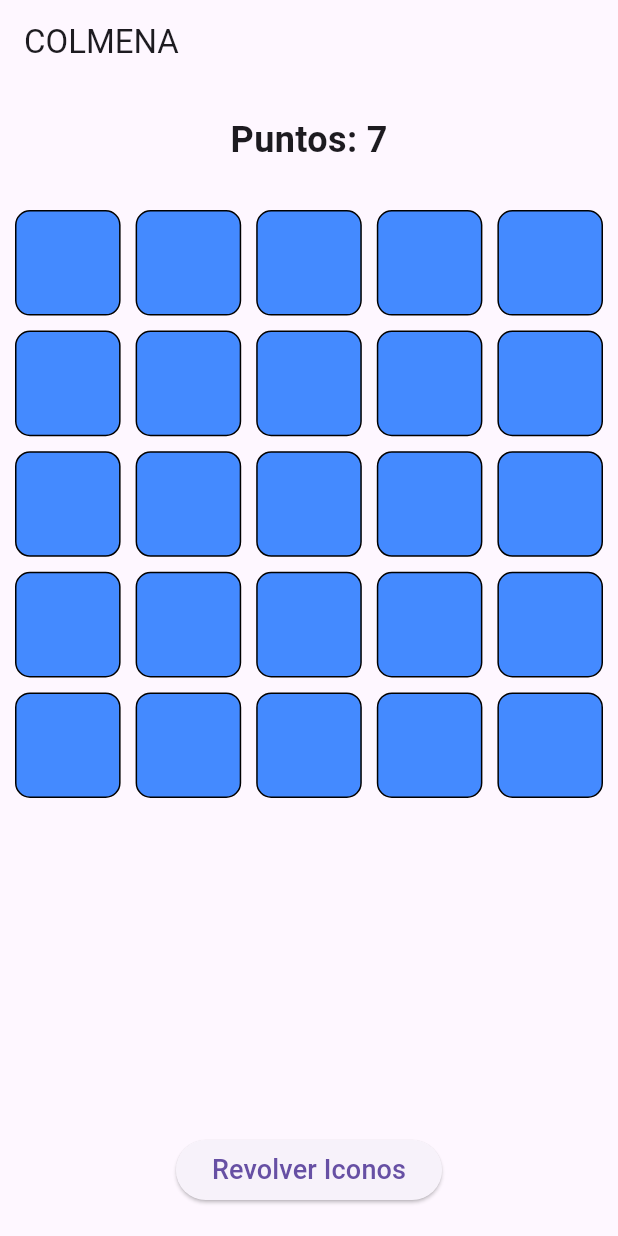
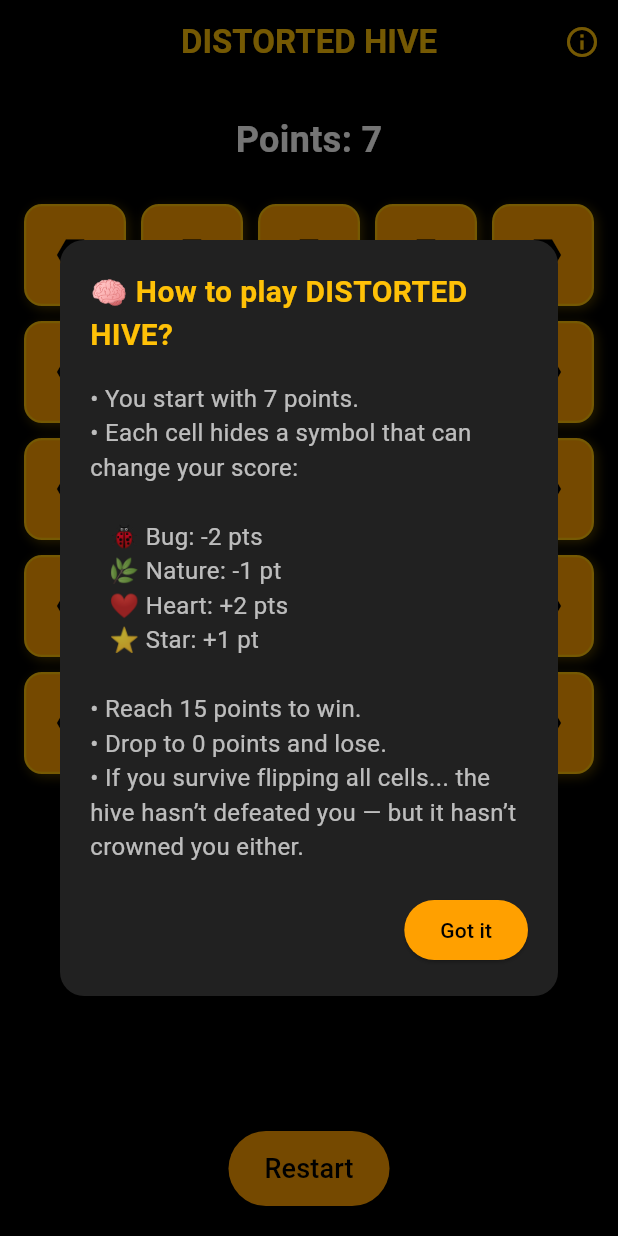
Before and after one commit to fatimacm/distorted_hive, a Flutter app: the screen it shows after launch, on a phone screen of 412 x 824 dp. Run offline on Flutter 3.47's test engine with Material 3 defaults, Android fonts, the light colour scheme and no system bars.

Commit message:
Refactor: Improved game logic and UI polish.

```diff
--- a/lib/main.dart
+++ b/lib/main.dart
@@ -9,79 +9,260 @@ class MyApp extends StatelessWidget {
   @override
   Widget build(BuildContext context) {
     return MaterialApp(
-      title: 'Flutter COLMENA',
+      title: 'DISTORTED HIVE',
       theme: ThemeData(
-        primarySwatch: Colors.blue,
-        visualDensity: VisualDensity.adaptivePlatformDensity,
+        brightness: Brightness.dark,
+        scaffoldBackgroundColor: Colors.black,
+        fontFamily: 'Roboto',
       ),
-      home: MyTablero(),
+      home: HiveBoard(),
+      debugShowCheckedModeBanner: false,
     );
   }
 }
 
-class MyTablero extends StatefulWidget {
+class HiveBoard extends StatefulWidget {
   @override
-  _MyTableroState createState() => _MyTableroState();
+  _HiveBoardState createState() => _HiveBoardState();
 }
 
-class _MyTableroState extends State<MyTablero> {
+class _HiveBoardState extends State<HiveBoard> {
   final List<IconData> _icons = [
     Icons.bug_report,
     Icons.emoji_nature,
-    Icons.pest_control,
-    Icons.favorite, // Ícono de un corazón
+    Icons.favorite,
+    Icons.star,
   ];
-  List<bool> _flippedStates = List.generate(25, (index) => false);
-  int _points = 7; // Inicializar el contador de puntos en 7
-  bool _gameOver = false; // Bandera para indicar el estado de juego terminado
+
+  List<bool> _flippedStates = List.generate(25, (_) => false);
+  int _points = 7;
+  bool _gameOver = false;
+  String _message = '';
+  late List<IconData> _assignedIcons;
 
   @override
   void initState() {
     super.initState();
-    _shuffleIcons(); // Barajar los íconos al cargar inicialmente
+    _assignIcons();
+    WidgetsBinding.instance.addPostFrameCallback((_) => _showInstructionsModal());
+  }
+
+  void _assignIcons() {
+    final random = Random();
+    _assignedIcons = List.generate(25, (_) => _icons[random.nextInt(_icons.length)]);
+  }
+
+  void _flipCell(int index) {
+    if (_flippedStates[index]) return;
+
+    setState(() {
+      _flippedStates[index] = true;
+      final icon = _assignedIcons[index];
+      _updatePoints(icon);
+
+      if (_flippedStates.every((flipped) => flipped)) {
+        if (_points > 0 && !_gameOver) {
+          _gameOver = true;
+          _message = '🐝 Silent Victory! You survived the hive... but at what cost?';
+          _showGameOverModal();
+        }
+      }
+    });
+  }
+
+  void _updatePoints(IconData icon) {
+    if (_gameOver) return;
+
+    if (icon == Icons.bug_report) {
+      _points -= 2;
+    } else if (icon == Icons.emoji_nature) {
+      _points -= 1;
+    } else if (icon == Icons.favorite) {
+      _points += 2;
+    } else if (icon == Icons.star) {
+      _points += 1;
+    }
+
+    if (_points <= 0) {
+      _points = 0;
+      _gameOver = true;
+      _message = '🐝 The hive consumed you.';
+      _showGameOverModal();
+    } else if (_points >= 15) {
+      _points = 15;
+      _gameOver = true;
+      _message = '👑 You ruled the hive.';
+      _showGameOverModal();
+    }
+  }
+
+  void _restartGame() {
+    setState(() {
+      _flippedStates = List.generate(25, (_) => false);
+      _points = 7;
+      _gameOver = false;
+      _message = '';
+      _assignIcons();
+    });
+    _showInstructionsModal();
+  }
+
+  void _showInstructionsModal() {
+    showDialog(
+      context: context,
+      builder: (context) => Dialog(
+        shape: RoundedRectangleBorder(borderRadius: BorderRadius.circular(16)),
+        backgroundColor: Colors.grey[900],
+        child: Padding(
+          padding: const EdgeInsets.all(20.0),
+          child: SingleChildScrollView(
+            child: Column(
+              crossAxisAlignment: CrossAxisAlignment.start,
+              children: [
+                Text('🧠 How to play DISTORTED HIVE?', style: TextStyle(fontSize: 20, fontWeight: FontWeight.bold, color: Colors.amber)),
+                SizedBox(height: 16),
+                Text(
+                  '''• You start with 7 points.
+• Each cell hides a symbol that can change your score:
+
+   🐞 Bug: -2 pts
+   🌿 Nature: -1 pt
+   ❤️ Heart: +2 pts
+   ⭐ Star: +1 pt
+
+• Reach 15 points to win.
+• Drop to 0 points and lose.
+• If you survive flipping all cells... the hive hasn’t defeated you — but it hasn’t crowned you either.''',
+                  style: TextStyle(fontSize: 16, color: Colors.white70),
+                ),
+                SizedBox(height: 20),
+                Align(
+                  alignment: Alignment.centerRight,
+                  child: ElevatedButton(
+                    onPressed: () => Navigator.of(context).pop(),
+                    style: ElevatedButton.styleFrom(backgroundColor: Colors.amber[700]),
+                    child: Text('Got it', style: TextStyle(color: Colors.black)),
+                  ),
+                ),
+              ],
+            ),
+          ),
+        ),
+      ),
+    );
+  }
+
+  void _showGameOverModal() {
+    showDialog(
+      context: context,
+      barrierDismissible: false,
+      builder: (context) => Dialog(
+        shape: RoundedRectangleBorder(borderRadius: BorderRadius.circular(20)),
+        backgroundColor: Colors.black87,
+        child: Padding(
+          padding: const EdgeInsets.symmetric(vertical: 30, horizontal: 25),
+          child: Column(
+            mainAxisSize: MainAxisSize.min,
+            children: [
+              Icon(
+                _message.contains('ruled') ? Icons.emoji_events : Icons.error_outline,
+                size: 60,
+                color: _message.contains('ruled') ? Colors.amber : Colors.redAccent,
+              ),
+              SizedBox(height: 15),
+              Text(
+                _message,
+                textAlign: TextAlign.center,
+                style: TextStyle(
+                  fontSize: 22,
+                  fontWeight: FontWeight.bold,
+                  color: _message.contains('ruled') ? Colors.amber : Colors.redAccent,
+                ),
+              ),
+              SizedBox(height: 25),
+              ElevatedButton(
+                onPressed: () {
+                  Navigator.of(context).pop();
+                  _restartGame();
+                },
+                style: ElevatedButton.styleFrom(
+                  backgroundColor: Colors.amber[700],
+                  padding: EdgeInsets.symmetric(horizontal: 28, vertical: 12),
+                  shape: RoundedRectangleBorder(borderRadius: BorderRadius.circular(12)),
+                ),
+                child: Text('Play Again', style: TextStyle(fontSize: 18, color: Colors.black)),
+              ),
+            ],
+          ),
+        ),
+      ),
+    );
   }
 
   @override
   Widget build(BuildContext context) {
     return Scaffold(
       appBar: AppBar(
-        title: Text('COLMENA'),
+        backgroundColor: Colors.black,
+        title: Text('DISTORTED HIVE', style: TextStyle(fontWeight: FontWeight.bold, color: Colors.amber)),
+        centerTitle: true,
+        actions: [
+          IconButton(
+            icon: Icon(Icons.info_outline, color: Colors.amber),
+            tooltip: 'Instructions',
+            onPressed: _showInstructionsModal,
+          ),
+        ],
       ),
       body: Column(
         children: [
           SizedBox(height: 20),
           Text(
-            'Puntos: $_points',
-            style: TextStyle(fontSize: 24, fontWeight: FontWeight.bold),
+            'Points: $_points',
+            style: TextStyle(fontSize: 24, fontWeight: FontWeight.bold, color: Colors.white),
           ),
-          SizedBox(height: 20),
+          SizedBox(height: 10),
           Expanded(
             child: GridView.builder(
-              padding: EdgeInsets.all(10),
+              padding: EdgeInsets.all(16),
               gridDelegate: SliverGridDelegateWithFixedCrossAxisCount(
                 crossAxisCount: 5,
                 mainAxisSpacing: 10,
                 crossAxisSpacing: 10,
-                childAspectRatio: 1,
               ),
               itemCount: 25,
-              itemBuilder: (BuildContext context, int index) {
+              itemBuilder: (context, index) {
+                final flipped = _flippedStates[index];
+                final icon = _assignedIcons[index];
+                final baseColor = flipped ? Colors.grey[850] : Colors.amber[700];
+                final iconColor = icon == Icons.bug_report
+                    ? Colors.redAccent
+                    : icon == Icons.emoji_nature
+                        ? Colors.greenAccent
+                        : icon == Icons.favorite
+                            ? Colors.pinkAccent
+                            : Colors.cyanAccent;
+
                 return GestureDetector(
-                  onTap: _gameOver ? null : () {
-                    _flipCell(index);
-                    _updatePoints(_icons[index % _icons.length]);
-                  },
+                  onTap: _gameOver || flipped ? null : () => _flipCell(index),
                   child: AnimatedContainer(
                     duration: Duration(milliseconds: 300),
                     decoration: BoxDecoration(
-                      color: _flippedStates[index] ? Colors.grey[300] : Colors.blueAccent,
-                      borderRadius: BorderRadius.circular(10),
-                      border: Border.all(color: Colors.black),
+                      color: baseColor,
+                      borderRadius: BorderRadius.circular(12),
+                      border: Border.all(color: Colors.amber, width: 1.5),
+                      boxShadow: [
+                        BoxShadow(
+                          color: Colors.amber.withOpacity(0.3),
+                          blurRadius: 6,
+                          offset: Offset(2, 2),
+                        ),
+                      ],
                     ),
                     child: Center(
-                      child: _flippedStates[index]
-                          ? Icon(_icons[index % _icons.length], size: 40, color: Colors.green)
-                          : null,
+                      child: flipped
+                          ? Icon(icon, size: 36, color: iconColor)
+                          : Icon(Icons.hexagon, size: 28, color: Colors.black),
                     ),
                   ),
                 );
@@ -89,52 +270,16 @@ class _MyTableroState extends State<MyTablero> {
             ),
           ),
           ElevatedButton(
-            onPressed: _gameOver ? _restartGame : _shuffleIcons, // Desactivar el botón de revolver durante el juego terminado
-            child: Text(_gameOver ? 'Reiniciar Juego' : 'Revolver Iconos', style: TextStyle(fontSize: 18)),
+            onPressed: _restartGame,
+            style: ElevatedButton.styleFrom(
+              padding: EdgeInsets.symmetric(horizontal: 24, vertical: 12),
+              backgroundColor: Colors.amber[700],
+            ),
+            child: Text('Restart', style: TextStyle(fontSize: 18, color: Colors.black)),
           ),
           SizedBox(height: 20),
-          Visibility(
-            visible: _gameOver,
-            child: Text(
-              '¡Juego Terminado!',
-              style: TextStyle(fontSize: 24, color: Colors.red, fontWeight: FontWeight.bold),
-            ),
-          ),
         ],
       ),
     );
   }
-
-  void _flipCell(int index) {
-    setState(() {
-      _flippedStates[index] = !_flippedStates[index];
-    });
-  }
-
-  void _shuffleIcons() {
-    setState(() {
-      _icons.shuffle();
-    });
-  }
-
-  void _updatePoints(IconData icon) {
-    if (icon == Icons.bug_report) {
-      _points -= 2; // Restar 2 puntos si se toca la celda con el ícono "bug_report"
-    } else if (icon == Icons.emoji_nature) {
-      _points -= 1; // Restar 1 punto si se toca la celda con el ícono "emoji_nature"
-    }
-    if (_points <= 0) { // Comprobar si el juego termina con 0 o menos puntos
-      _points = 0;
-      _gameOver = true;
-    }
-  }
-
-  void _restartGame() {
-    setState(() {
-      _flippedStates = List.generate(25, (index) => false);
-      _points = 7;
-      _gameOver = false;
-      _shuffleIcons(); // Barajar iconos al reiniciar
-    });
-  }
 }
```
Also changed, not shown: 1 other file.
